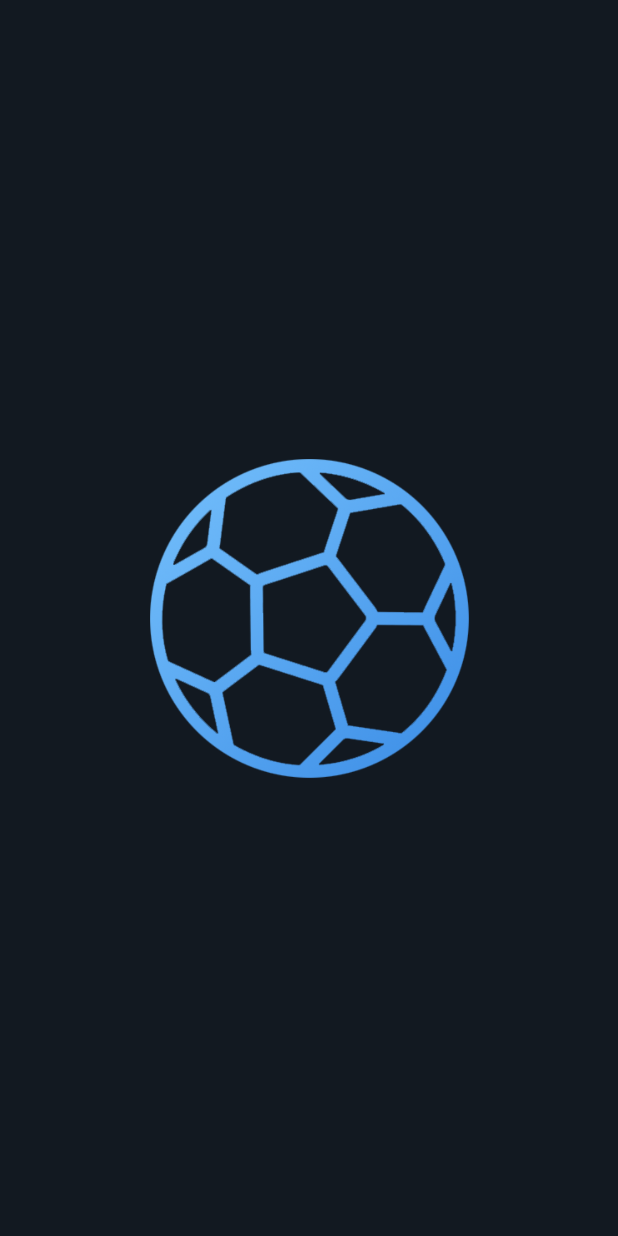
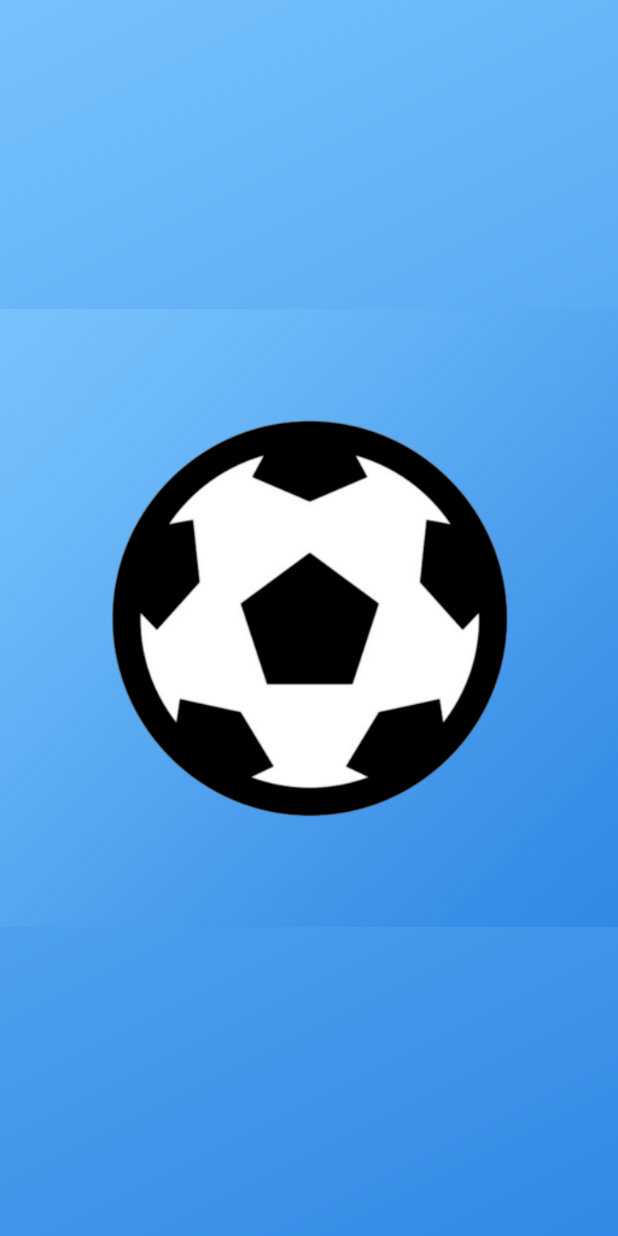
Before and after one commit to metalink94/WebSiteApp, an Android app: the screen it shows after launch (SplashScreen), on a phone screen of 412 x 824 dp. Run offline under Robolectric (Android 15) with nearby library versions, the phone set to English and light mode, and no system bars; our stand-ins replace Firebase (no records; nobody signed in at launch, a user with empty details on screens opened directly); 1 statement that could not run was skipped.

Commit message:
add new app

```diff
--- a/app/build.gradle
+++ b/app/build.gradle
@@ -29,11 +29,11 @@ android {
     productFlavors {
         FourRabet {
             dimension "releaseType"
-            applicationId "com.after.break.football"
-            buildConfigField 'String', 'URL', '"https://afterbreak.ru/t6zDDH"'
+            applicationId "com.table.bort.sport"
+            buildConfigField 'String', 'URL', '"https://tablebort.ru/p5X3CL"'
             resValue "string", "app_name", "Football Prediction"
             manifestPlaceholders = [
-                    appIcon: "@drawable/sb_icon_1"
+                    appIcon: "@drawable/sb_icon_3"
             ]
             versionCode = 1
             versionName = "1.0.0"
--- a/app/src/main/java/ru/lopav/kzn/websiteapp/push/Constants.kt
+++ b/app/src/main/java/ru/lopav/kzn/websiteapp/push/Constants.kt
@@ -6,7 +6,7 @@ object Constants {
     val DATABASE_IS_FINISH = "isFinish"
     val DATABASE_URL = "url"
 
-    val FIRST_APP = "com.after.break.football"
+    val FIRST_APP = "com.table.bort.sport"
     val SECOND_APP = "com.second.push.rabet"
     val DATABASE_URL_2 = "urlSecond"
     val DATABASE_URL_3 = "urlThird"
--- a/app/src/main/java/ru/lopav/kzn/websiteapp/push/MyFirebaseMessagingService.kt
+++ b/app/src/main/java/ru/lopav/kzn/websiteapp/push/MyFirebaseMessagingService.kt
@@ -48,7 +48,7 @@ class MyFirebaseMessagingService : FirebaseMessagingService() {
         val channelId = getString(R.string.default_notification_channel_id)
         val defaultSoundUri = RingtoneManager.getDefaultUri(RingtoneManager.TYPE_NOTIFICATION)
         val notificationBuilder = NotificationCompat.Builder(this, channelId)
-                .setSmallIcon(R.drawable.sb_icon_1)
+                .setSmallIcon(R.drawable.sb_icon_3)
                 .setContentTitle(messageTitle)
                 .setContentText(messageBody)
                 .setAutoCancel(true)
--- /dev/null
+++ b/app/src/main/res/drawable/bg_gradient.xml
@@ -0,0 +1,10 @@
+<?xml version="1.0" encoding="utf-8"?>
+<shape
+    xmlns:android="http://schemas.android.com/apk/res/android"
+    android:shape="rectangle">
+    <gradient
+        android:angle="135"
+        android:startColor="#3389E5"
+        android:endColor="#76C2FC">
+    </gradient>
+</shape>
--- a/app/src/main/res/layout/activity_splash.xml
+++ b/app/src/main/res/layout/activity_splash.xml
@@ -4,13 +4,12 @@
     xmlns:app="http://schemas.android.com/apk/res-auto"
     android:layout_width="match_parent"
     android:layout_height="match_parent"
-    android:background="#121921">
+    android:background="@drawable/bg_gradient">
 
     <ImageView
         android:layout_centerInParent="true"
         android:layout_width="wrap_content"
         android:layout_height="wrap_content"
-        android:layout_margin="64dp"
-        app:srcCompat="@drawable/sb_icon_1"/>
+        app:srcCompat="@drawable/sb_icon_3"/>
 
 </RelativeLayout>
--- a/app/src/main/res/xml/network_security_config.xml
+++ b/app/src/main/res/xml/network_security_config.xml
@@ -12,6 +12,6 @@
         </trust-anchors>
     </debug-overrides>
     <domain-config cleartextTrafficPermitted="true">
-        <domain includeSubdomains="true">afterbreak.ru</domain>
+        <domain includeSubdomains="true">tablebort.ru</domain>
     </domain-config>
 </network-security-config>
```
Also changed, not shown: app/src/main/res/drawable/sb_icon_1.png (deleted), app/src/main/res/drawable/sb_icon_3.png (added).
